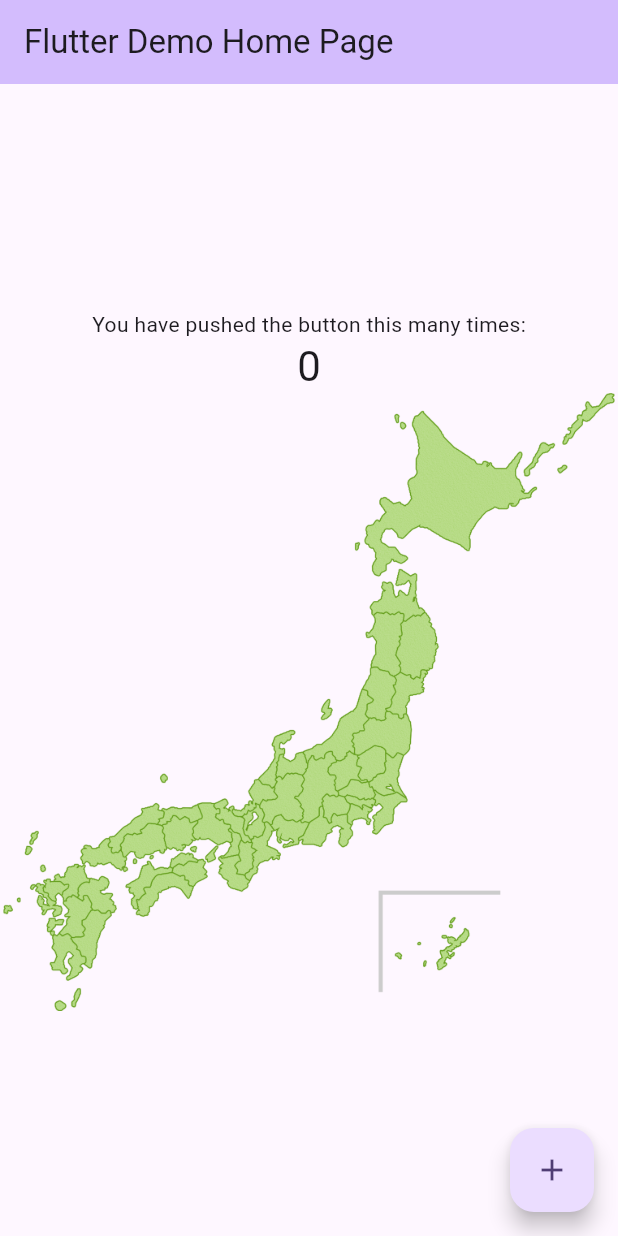
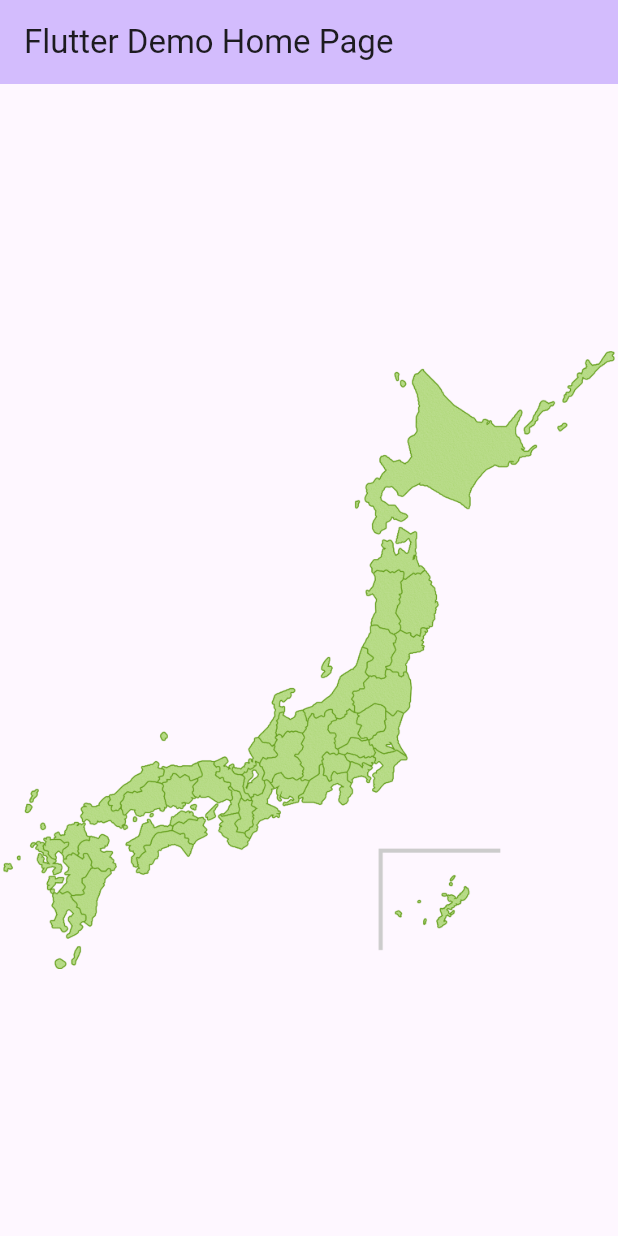
Before and after one commit to MisonikomiUdonNoMisoaji/trip-record-map, a Flutter app: the screen it shows after launch, on a phone screen of 412 x 824 dp. Run offline on Flutter 3.47's test engine with Material 2 defaults, Android fonts, the phone set to English and light mode, and no system bars.

Commit message:
不要なWidgetの削除

```diff
--- a/lib/main.dart
+++ b/lib/main.dart
@@ -49,13 +49,6 @@ class _MyHomePageState extends State<MyHomePage> {
         child: Column(
           mainAxisAlignment: MainAxisAlignment.center,
           children: <Widget>[
-            const Text(
-              'You have pushed the button this many times:',
-            ),
-            Text(
-              '$_counter',
-              style: Theme.of(context).textTheme.headlineMedium,
-            ),
             // 拡大縮小可能な日本地図
             InteractiveViewer(
                 minScale: 0.1,
@@ -64,11 +57,6 @@ class _MyHomePageState extends State<MyHomePage> {
           ],
         ),
       ),
-      floatingActionButton: FloatingActionButton(
-        onPressed: _incrementCounter,
-        tooltip: 'Increment',
-        child: const Icon(Icons.add),
-      ),
     );
   }
 }
```
